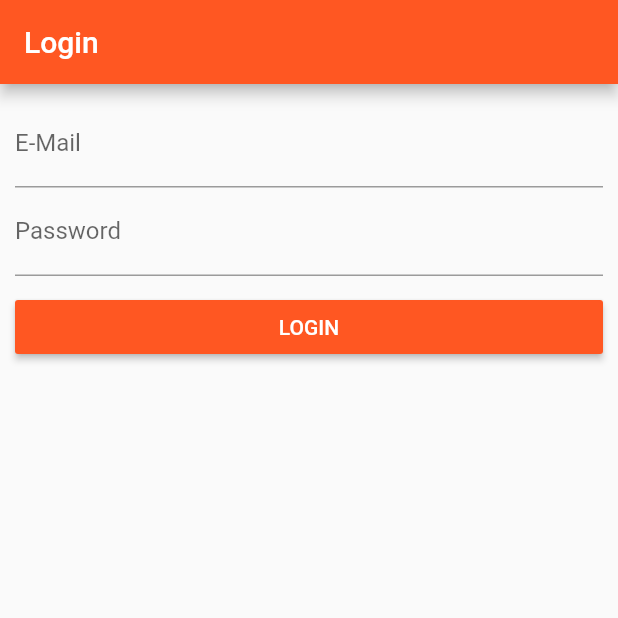
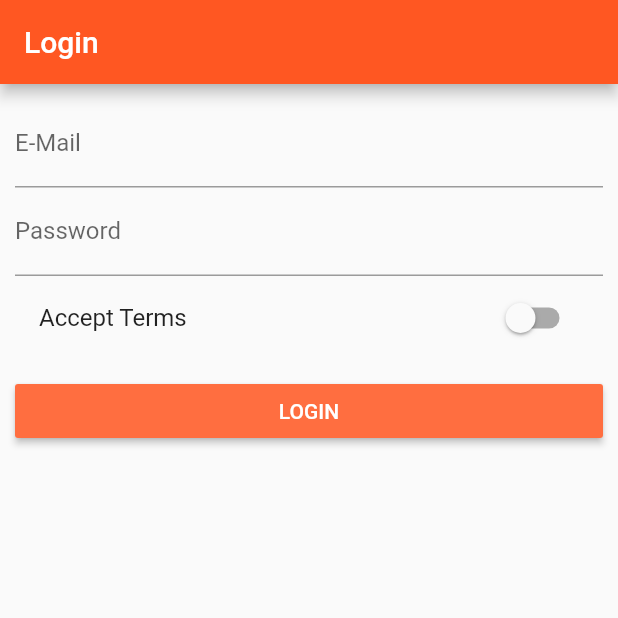
Before and after one commit to davechao/product_app, a Flutter app: the screen it shows after launch, on a phone screen of 412 x 824 dp, the top half of it. Run offline on Flutter 3.47's test engine with Material 2 defaults, Android fonts, the phone set to English and light mode, and no system bars.

```diff
--- a/lib/pages/auth.dart
+++ b/lib/pages/auth.dart
@@ -10,6 +10,7 @@ class Auth extends StatefulWidget {
 class _AuthState extends State<Auth> {
   String _emailValue;
   String _passwordValue;
+  bool _acceptTerms = false;
 
   @override
   Widget build(BuildContext context) {
@@ -39,16 +40,27 @@ class _AuthState extends State<Auth> {
                 });
               },
             ),
+            SwitchListTile(
+              title: Text('Accept Terms'),
+              value: _acceptTerms,
+              activeColor: Colors.deepOrange,
+              onChanged: (bool value) {
+                setState(() {
+                  _acceptTerms = value;
+                });
+              },
+            ),
             SizedBox(
               height: 10.0,
             ),
             RaisedButton(
               child: Text('LOGIN'),
-              color: Theme.of(context).primaryColor,
+              color: Theme.of(context).accentColor,
               textColor: Colors.white,
               onPressed: () {
                 print(_emailValue);
                 print(_passwordValue);
+                print(_acceptTerms);
                 Navigator.pushReplacementNamed(context, '/products');
               },
             ),
```
Also changed, not shown: lib/pages/product_create.dart (+9 -9 lines).
